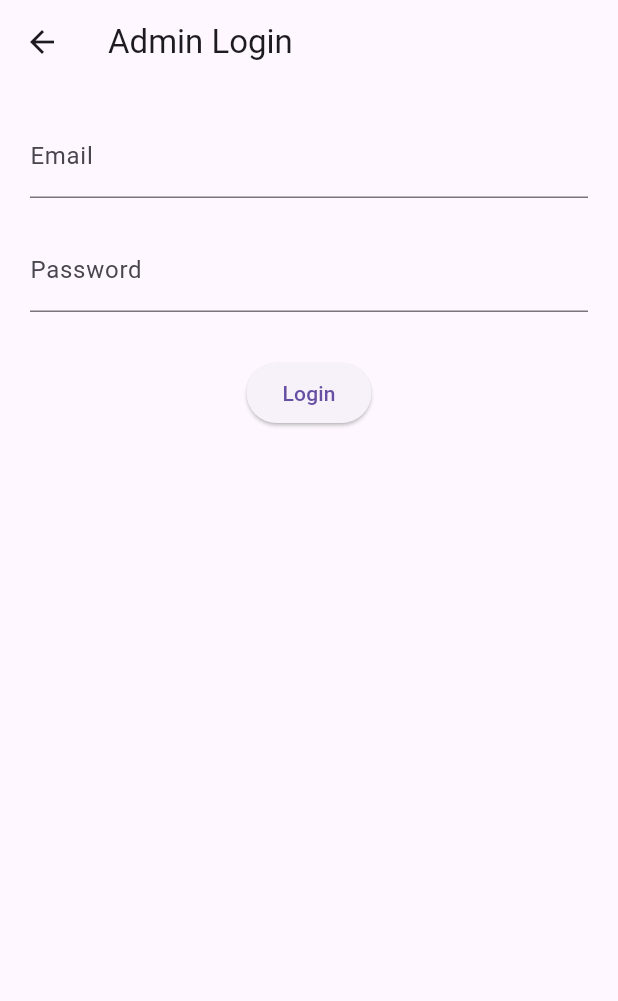
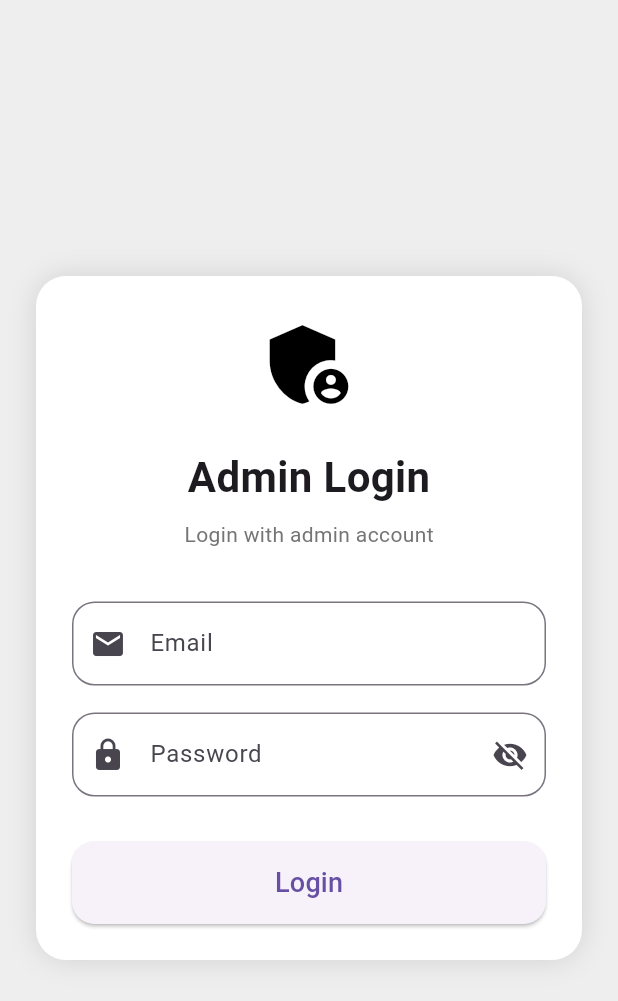
Before and after one commit to Maxowino/CS_Project1, a Flutter app: the AdminLoginPage screen opened directly, on a phone screen of 412 x 824 dp. Shown: the top 1001 px of the screen. Run offline on Flutter 3.47's test engine with Material 3 defaults, Android fonts, the light colour scheme and no system bars; our stand-ins replace animated_background, cloud_firestore, firebase_auth, firebase_core, flutter_map, geolocator and 1 more; missing offline and left inert: flutter_map_cancellable_tile_provider; accounts and stored records are empty.

Commit message:
error handling

```diff
--- a/lib/screens/adminlogin.dart
+++ b/lib/screens/adminlogin.dart
@@ -1,11 +1,12 @@
 import 'package:cloud_firestore/cloud_firestore.dart';
 import 'package:cs_project_1/screens/adminhomepage.dart';
+import 'package:firebase_auth/firebase_auth.dart';
 import 'package:flutter/material.dart';
-import 'package:firebase_auth/firebase_auth.dart';
-
 
 class AdminLoginPage extends StatefulWidget {
-  const AdminLoginPage({super.key});
+  const AdminLoginPage({
+    super.key,
+  });
 
   @override
   State<AdminLoginPage> createState() =>
@@ -23,6 +24,9 @@ TextEditingController();
 
 bool loading = false;
 
+bool obscure =
+true;
+
 Future<void> login() async {
 
 try {
@@ -33,64 +37,170 @@ loading = true;
 
 UserCredential userCredential =
 
-await FirebaseAuth.instance.signInWithEmailAndPassword(
-email: email.text.trim(),
-password: password.text,
-);
+await FirebaseAuth
+.instance
+.signInWithEmailAndPassword(
 
-String uid =userCredential.user!.uid;
-// CHECK IF ADMIN
-DocumentSnapshot adminDoc =
+email:
+email.text.trim(),
 
-await FirebaseFirestore.instance.collection("admin").doc(uid).get();
-if (!adminDoc.exists) {
-await FirebaseAuth.instance.signOut();
-if (!mounted) return;
-ScaffoldMessenger.of(context).showSnackBar(
-const SnackBar(
-content:
-Text(
-"Access denied. Not admin.",
-),
-),
+password:
+password.text,
 
 );
 
-return;
+String uid =
+userCredential.user!.uid;
+
+// ADMIN CHECK
+DocumentSnapshot adminDoc =
+
+await FirebaseFirestore
+.instance
+.collection("admin")
+.doc(uid)
+.get();
+
+if (!adminDoc.exists) {
+
+await FirebaseAuth
+.instance
+.signOut();
+
+throw FirebaseAuthException(
+code:
+"not-admin",
+);
 
 }
 
 if (!mounted) return;
+
+ScaffoldMessenger.of(context)
+.showSnackBar(
+
+SnackBar(
+
+behavior:
+SnackBarBehavior.floating,
+
+margin:
+
+EdgeInsets.only(
+
+bottom:
+
+MediaQuery.of(context)
+.size.height - 150,
+
+left: 20,
+right: 20,
+
+),
+
+backgroundColor:
+Colors.green,
+
+content:
+const Text(
+"Login successful",
+),
+
+),
+
+);
 
 Navigator.pushReplacement(
 
 context,
 
 MaterialPageRoute(
+
 builder:
 (_)=>
 const AdminHomePage(),
+
 ),
 
 );
 
 }
 
+on FirebaseAuthException
 catch (e) {
+
+String message;
+
+switch (e.code) {
+
+case "user-not-found":
+message =
+"No admin account exists";
+break;
+
+case "wrong-password":
+message =
+"Incorrect password";
+break;
+
+case "invalid-email":
+message =
+"Enter a valid email";
+break;
+
+case "invalid-credential":
+message =
+"Incorrect email or password";
+break;
+
+case "not-admin":
+message =
+"Access denied. Not admin.";
+break;
+
+default:
+message =
+"Login failed";
+
+}
+
+if (!mounted) return;
 
 ScaffoldMessenger.of(context)
 .showSnackBar(
 
 SnackBar(
+
+behavior:
+SnackBarBehavior.floating,
+
+margin:
+
+EdgeInsets.only(
+
+bottom:
+
+MediaQuery.of(context)
+.size.height - 150,
+
+left: 20,
+right: 20,
+
+),
+
+backgroundColor:
+Colors.red,
+
 content:
-Text(
-e.toString(),
-),
+Text(message),
+
 ),
 
 );
 
 }
+
+finally {
 
 if (mounted) {
 
@@ -102,25 +212,71 @@ loading = false;
 
 }
 
+}
+
 @override
-Widget build(BuildContext context) {
+Widget build(
+BuildContext context,
+) {
 
 return Scaffold(
 
-appBar:
-AppBar(
-title:
-const Text(
-"Admin Login",
-),
-),
+backgroundColor:
+Colors.grey.shade200,
 
 body:
 
-Padding(
+SafeArea(
+
+child:
+
+Center(
+
+child:
+
+SingleChildScrollView(
 
 padding:
-const EdgeInsets.all(20),
+const EdgeInsets.all(
+24,
+),
+
+child:
+
+Container(
+
+padding:
+const EdgeInsets.all(
+24,
+),
+
+decoration:
+
+BoxDecoration(
+
+color:
+Colors.white,
+
+borderRadius:
+BorderRadius.circular(
+20,
+),
+
+boxShadow: [
+
+BoxShadow(
+
+color:
+Colors.black12,
+
+blurRadius:
+15,
+
+),
+
+],
+
+),
 
 child:
 
@@ -128,46 +284,243 @@ Column(
 
 children: [
 
-TextField(
-controller: email,
-decoration:
-const InputDecoration(
-labelText:
-"Email",
-),
+const Icon(
+
+Icons.admin_panel_settings,
+
+size:
+70,
+
+color:
+Colors.black,
+
 ),
 
 const SizedBox(
 height: 20,
 ),
 
+const Text(
+
+"Admin Login",
+
+style:
+TextStyle(
+
+fontSize:
+28,
+
+fontWeight:
+FontWeight.bold,
+
+),
+
+),
+
+const SizedBox(
+height: 8,
+),
+
+Text(
+
+"Login with admin account",
+
+style:
+TextStyle(
+
+color:
+Colors.grey.shade600,
+
+),
+
+),
+
+const SizedBox(
+height: 35,
+),
+
 TextField(
-controller: password,
-obscureText: true,
+
+controller:
+email,
+
 decoration:
-const InputDecoration(
+
+InputDecoration(
+
+labelText:
+"Email",
+
+prefixIcon:
+const Icon(
+Icons.email,
+),
+
+border:
+
+OutlineInputBorder(
+
+borderRadius:
+BorderRadius.circular(
+15,
+),
+
+),
+
+),
+
+),
+
+const SizedBox(
+height: 18,
+),
+
+TextField(
+
+controller:
+password,
+
+obscureText:
+obscure,
+
+decoration:
+
+InputDecoration(
+
 labelText:
 "Password",
+
+prefixIcon:
+const Icon(
+Icons.lock,
 ),
+
+suffixIcon:
+
+IconButton(
+
+icon:
+
+Icon(
+
+obscure
+
+?
+
+Icons.visibility_off
+
+:
+
+Icons.visibility,
+
+),
+
+onPressed:
+() {
+
+setState(() {
+
+obscure =
+!obscure;
+
+});
+
+},
+
+),
+
+border:
+
+OutlineInputBorder(
+
+borderRadius:
+BorderRadius.circular(
+15,
+),
+
+),
+
+),
+
 ),
 
 const SizedBox(
 height: 30,
 ),
 
+SizedBox(
+
+width:
+double.infinity,
+
+height:
+55,
+
+child:
+
 ElevatedButton(
 
+style:
+
+ElevatedButton.styleFrom(
+
+shape:
+
+RoundedRectangleBorder(
+
+borderRadius:
+BorderRadius.circular(
+15,
+),
+
+),
+
+),
+
 onPressed:
+
 loading
-? null
-: login,
+
+?
+
+null
+
+:
+
+login,
 
 child:
 
 loading
-? const CircularProgressIndicator()
-: const Text(
+
+?
+
+const SizedBox(
+
+width: 22,
+
+height: 22,
+
+child:
+CircularProgressIndicator(
+strokeWidth: 3,
+),
+
+)
+
+:
+
+const Text(
+
 "Login",
+
+style:
+TextStyle(
+fontSize: 18,
+),
+
+),
+
 ),
 
 ),
@@ -178,6 +531,12 @@ loading
 
 ),
 
+),
+
+),
+
+),
+
 );
 
 }
```
Also changed, not shown: lib/screens/login.dart (+16 -14 lines), lib/service/authservice.dart (+48 -5 lines).
